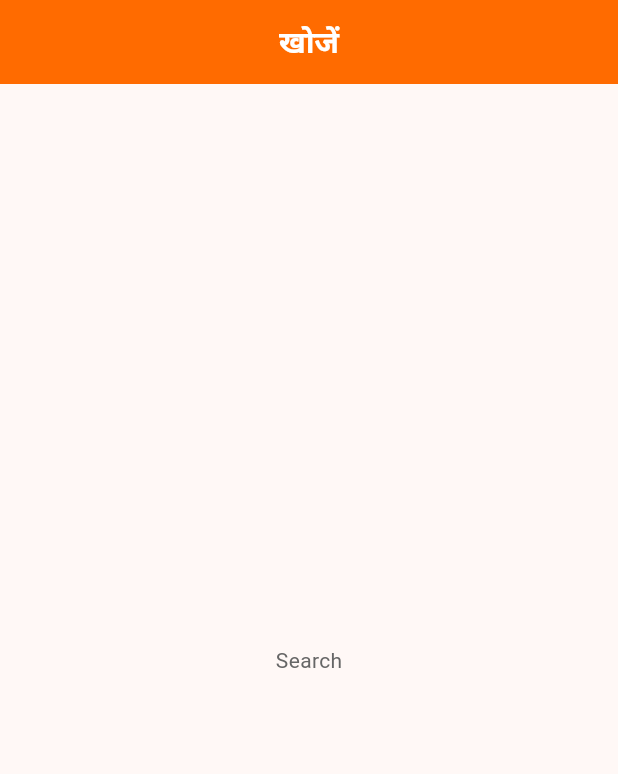
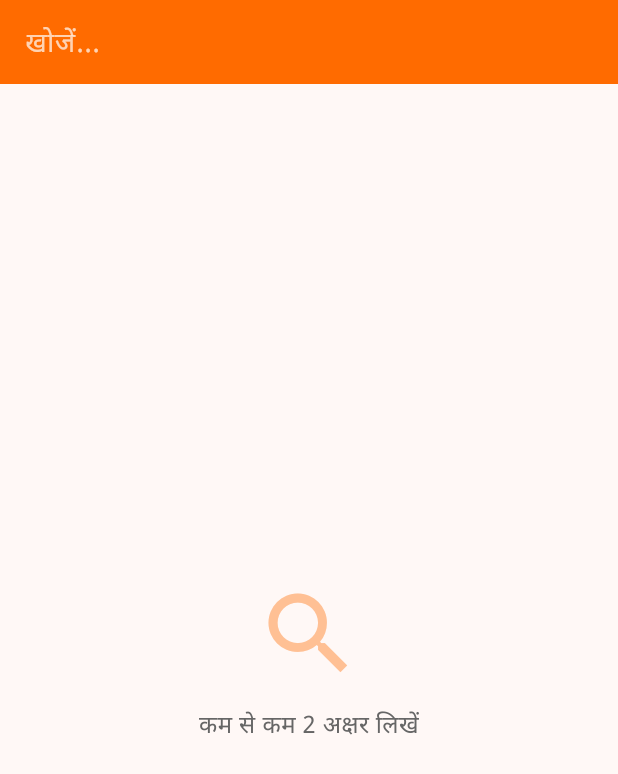
Before and after one commit to softdigi/aryasamaj, a Flutter app: the SearchScreen screen opened by its route, on a phone screen of 412 x 824 dp. Shown: the top 774 px of the screen. Run offline on Flutter 3.47's test engine with Material 3 defaults, Android fonts, the phone set to English and light mode, and no system bars; our stand-ins replace cached_network_image, dio, flutter_riverpod, go_router, hive_flutter, just_audio and 3 more; missing offline and left inert: flutter_pdfview; accounts and stored records are empty.

Commit message:
Phase 4: implement Search screen with live query + content routing
Agent-Logs-Url: https://github.com/softdigi/aryasamaj/sessions/1d48377e-fbbb-4542-bc63-95021e2c7162

Co-authored-by: softdigi <124951508+softdigi@users.noreply.github.com>

```diff
--- a/arya_samaj_app/lib/screens/search/search_screen.dart
+++ b/arya_samaj_app/lib/screens/search/search_screen.dart
@@ -1,15 +1,142 @@
 import 'package:flutter/material.dart';
 import 'package:flutter_riverpod/flutter_riverpod.dart';
+import 'package:go_router/go_router.dart';
 import '../../core/constants/app_colors.dart';
+import '../../core/api/api_client.dart';
+import '../../core/api/api_endpoints.dart';
+import '../../models/content_model.dart';
 
-class SearchScreen extends ConsumerWidget {
+final _searchQueryProvider = StateProvider<String>((ref) => '');
+
+final searchResultsProvider = FutureProvider.family<List<ContentModel>, String>((ref, query) async {
+  if (query.trim().length < 2) return [];
+  final api = ref.read(apiClientProvider);
+  final res = await api.get(ApiEndpoints.contents, queryParameters: {'search': query.trim()});
+  return (res.data['data'] as List).map((e) => ContentModel.fromJson(e)).toList();
+});
+
+class SearchScreen extends ConsumerStatefulWidget {
   const SearchScreen({super.key});
+  @override
+  ConsumerState<SearchScreen> createState() => _SearchScreenState();
+}
+
+class _SearchScreenState extends ConsumerState<SearchScreen> {
+  final _ctrl = TextEditingController();
 
   @override
-  Widget build(BuildContext context, WidgetRef ref) {
+  void dispose() {
+    _ctrl.dispose();
+    super.dispose();
+  }
+
+  void _onChanged(String v) {
+    ref.read(_searchQueryProvider.notifier).state = v;
+  }
+
+  @override
+  Widget build(BuildContext context) {
+    final query = ref.watch(_searchQueryProvider);
+    final resultsAsync = ref.watch(searchResultsProvider(query));
+
     return Scaffold(
-      appBar: AppBar(title: const Text('खोजें')),
-      body: const Center(child: Text('Search', style: TextStyle(color: AppColors.textSecondary))),
+      appBar: AppBar(
+        title: TextField(
+          controller: _ctrl,
+          autofocus: true,
+          onChanged: _onChanged,
+          decoration: InputDecoration(
+            hintText: 'खोजें...',
+            border: InputBorder.none,
+            hintStyle: TextStyle(color: Colors.white.withOpacity(.7)),
+          ),
+          style: const TextStyle(color: Colors.white, fontSize: 18),
+        ),
+        actions: [
+          if (_ctrl.text.isNotEmpty)
+            IconButton(
+              icon: const Icon(Icons.clear),
+              onPressed: () {
+                _ctrl.clear();
+                ref.read(_searchQueryProvider.notifier).state = '';
+              },
+            ),
+        ],
+      ),
+      body: query.trim().length < 2
+          ? _emptyState()
+          : resultsAsync.when(
+              loading: () => const Center(child: CircularProgressIndicator(color: AppColors.saffron)),
+              error: (e, _) => const Center(child: Text('खोज नहीं हो सकी')),
+              data: (results) => results.isEmpty
+                  ? _noResults(query)
+                  : ListView.separated(
+                      padding: const EdgeInsets.symmetric(vertical: 8),
+                      itemCount: results.length,
+                      separatorBuilder: (_, __) => const Divider(height: 1, indent: 72),
+                      itemBuilder: (ctx, i) => _resultTile(ctx, results[i]),
+                    ),
+            ),
     );
   }
+
+  Widget _emptyState() => Center(
+    child: Column(mainAxisSize: MainAxisSize.min, children: [
+      Icon(Icons.search, size: 72, color: AppColors.saffron.withOpacity(.4)),
+      const SizedBox(height: 12),
+      const Text('कम से कम 2 अक्षर लिखें', style: TextStyle(color: AppColors.textSecondary, fontSize: 16)),
+    ]),
+  );
+
+  Widget _noResults(String query) => Center(
+    child: Column(mainAxisSize: MainAxisSize.min, children: [
+      Icon(Icons.search_off, size: 72, color: Colors.grey.shade300),
+      const SizedBox(height: 12),
+      Text('"$query" के लिए कोई परिणाम नहीं', style: const TextStyle(color: AppColors.textSecondary, fontSize: 15)),
+    ]),
+  );
+
+  Widget _resultTile(BuildContext ctx, ContentModel c) {
+    final icon = _iconForType(c.type);
+    return ListTile(
+      leading: Container(
+        width: 44, height: 44,
+        decoration: BoxDecoration(
+          color: AppColors.saffron.withOpacity(.1),
+          borderRadius: BorderRadius.circular(10),
+        ),
+        child: Icon(icon, color: AppColors.saffron, size: 22),
+      ),
+      title: Text(c.title, style: const TextStyle(fontWeight: FontWeight.w600), maxLines: 2, overflow: TextOverflow.ellipsis),
+      subtitle: c.author != null ? Text(c.author!, style: const TextStyle(fontSize: 12, color: AppColors.textSecondary)) : null,
+      trailing: const Icon(Icons.chevron_right, color: AppColors.textMuted),
+      onTap: () => _openContent(ctx, c),
+    );
+  }
+
+  IconData _iconForType(String type) {
+    switch (type) {
+      case 'pdf':   return Icons.picture_as_pdf;
+      case 'audio': return Icons.headphones;
+      case 'video': return Icons.play_circle_outline;
+      case 'image': return Icons.image_outlined;
+      default:      return Icons.article_outlined;
+    }
+  }
+
+  void _openContent(BuildContext ctx, ContentModel c) {
+    switch (c.type) {
+      case 'pdf':
+        if (c.fileUrl != null) ctx.push('/pdf', extra: c.fileUrl);
+        break;
+      case 'audio':
+        ctx.push('/audio', extra: c.id);
+        break;
+      case 'video':
+        if (c.fileUrl != null) ctx.push('/video', extra: c.fileUrl);
+        break;
+      default:
+        break;
+    }
+  }
 }
```
